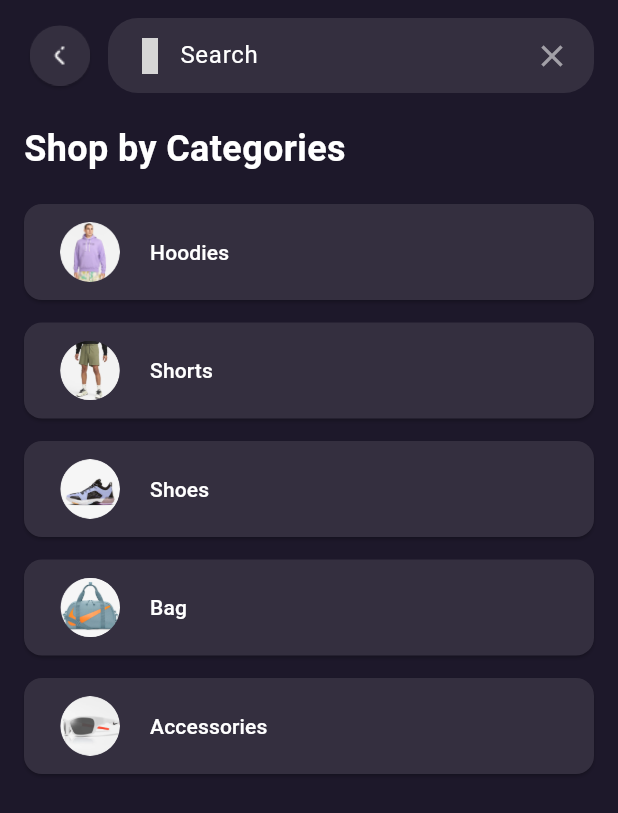
After one commit to bahodirbuxorov/e-commerce, a Flutter app: the HomePage screen opened directly, after a tap on "Search", on a phone screen of 412 x 824 dp. The commit adds this screen. Shown: the top 813 px of the screen. Run offline on Flutter 3.47's test engine with Material 3 defaults, Android fonts, the phone set to English and light mode, and no system bars; our stand-ins replace iconly, iconsax_plus; grey boxes are pictures that could not be loaded.

Commit message:
added SearchPage

```diff
--- a/lib/core/route/rout_names.dart
+++ b/lib/core/route/rout_names.dart
@@ -17,5 +17,7 @@ class RouteNames {
   static const String addCard = '/addCard';
   static const String wishlist = '/wishlist';
   static const String orders = '/orders';
+  static const String searchPage = '/searchPage';
+
   // static const String profilePage = '/profilePage';
 }
--- a/lib/core/route/route_generator.dart
+++ b/lib/core/route/route_generator.dart
@@ -1,6 +1,7 @@
 
 import 'package:flutter/material.dart';
 import 'package:untitled1/core/route/rout_names.dart';
+import 'package:untitled1/features/search/serach_page.dart';
 import '../../features/auth/sign_in/reset_page.dart';
 import '../../features/auth/sign_in/send_email.dart';
 import '../../features/auth/sign_in/sign_in_email.dart';
@@ -63,6 +64,8 @@ class AppRoute {
         return MaterialPageRoute(builder: (_) => const Wishlist());
       case RouteNames.orders:
         return MaterialPageRoute(builder: (_) => const Orders());
+      case RouteNames.searchPage:
+        return MaterialPageRoute(builder: (_) => const SearchPage());
       // case RouteNames.profilePage:
       //   return MaterialPageRoute(builder: (_) => const ProfilePage());
       default:
--- a/lib/features/home/home_page.dart
+++ b/lib/features/home/home_page.dart
@@ -1,9 +1,11 @@
 import 'package:flutter/material.dart';
-import 'package:untitled1/features/home/widgets/custom_clip_rect.dart';
+import 'package:iconly/iconly.dart';
 import 'package:untitled1/features/home/widgets/my_circle_avatar.dart';
-import 'package:untitled1/features/home/widgets/search_bar_widget.dart';
+
 import '../../core/constants/color.dart';
 import '../../core/route/rout_names.dart';
+import '../search/serach_page.dart';
+import 'widgets/custom_clip_rect.dart';
 
 class HomePage extends StatefulWidget {
   const HomePage({super.key});
@@ -14,59 +16,9 @@ class HomePage extends StatefulWidget {
 
 class _HomePageState extends State<HomePage> {
   String selectedGender = "Men";
-  String searchText = "";
-
-  final List<Map<String, dynamic>> products = [
-    {
-      "imgURL": "assets/images/boy.png",
-      "text": "Men's Harrington Jacket",
-      "price": 1755.0
-    },
-    {
-      "imgURL": "assets/images/boy.png",
-      "text": "Women's Harrington Jacket",
-      "price": 1755.0
-    },
-    {
-      "imgURL": "assets/images/boy.png",
-      "text": "Men's Harrington Jacket",
-      "price": 1755.0
-    },
-    {
-      "imgURL": "assets/images/boy.png",
-      "text": "Hoodie Zip-up",
-      "price": 1850.0
-    },
-    {
-      "imgURL": "assets/images/boy.png",
-      "text": "Casual Shorts",
-      "price": 950.0
-    },
-    {
-      "imgURL": "assets/images/boy.png",
-      "text": "Classic Shoes",
-      "price": 1200.0
-    },
-  ];
-
-  List<Map<String, dynamic>> filteredProducts = [];
-
-  @override
-  void initState() {
-    super.initState();
-    filteredProducts = products; // dastlab hamma mahsulot chiqadi
-  }
-
-  void _updateResults(List<Map<String, dynamic>> results) {
-    setState(() {
-      filteredProducts = results;
-    });
-  }
 
   @override
   Widget build(BuildContext context) {
-    bool isSearching = filteredProducts.length != products.length;
-
     return SafeArea(
       child: Scaffold(
         backgroundColor: CustomColor.mainColor,
@@ -117,7 +69,9 @@ class _HomePageState extends State<HomePage> {
                     ),
                   ),
                 ],
-                icon: Image.asset("assets/icons/down_arrow.png"),
+                icon: Image.asset(
+                  "assets/icons/down_arrow.png",
+                ),
               ),
             ),
           ),
@@ -137,17 +91,43 @@ class _HomePageState extends State<HomePage> {
             ),
           ],
         ),
+        //! Body
         body: SingleChildScrollView(
           child: Column(
             children: [
-              const SizedBox(height: 20),
-              CustomSearchBar(
-                products: products,
-                onResultsUpdated: _updateResults,
+              const SizedBox(
+                height: 20,
               ),
-              const SizedBox(height: 20),
-              if (!isSearching) ...[
-
+              GestureDetector(
+                onTap: () {
+                  Navigator.push(
+                    context,
+                    MaterialPageRoute(builder: (context) => const SearchPage()),
+                  );
+                },
+                child: Container(
+                  padding: const EdgeInsets.symmetric(horizontal: 16),
+                  margin: const EdgeInsets.symmetric(horizontal: 16),
+                  height: 50,
+                  decoration: BoxDecoration(
+                    color: CustomColor.greyColor,
+                    borderRadius: BorderRadius.circular(20),
+                  ),
+                  child: const Row(
+                    children: [
+                      Icon(IconlyBroken.search, color: Colors.white),
+                      SizedBox(width: 8),
+                      Text(
+                        "Search",
+                        style: TextStyle(color: Colors.white, fontSize: 16),
+                      ),
+                    ],
+                  ),
+                ),
+              ),
+              const SizedBox(
+                height: 20,
+              ),
               Row(
                 mainAxisAlignment: MainAxisAlignment.spaceBetween,
                 children: [
@@ -172,20 +152,21 @@ class _HomePageState extends State<HomePage> {
                   ),
                 ],
               ),
-                const SizedBox(height: 15),
+              const SizedBox(
+                height: 15,
+              ),
               SingleChildScrollView(
                 scrollDirection: Axis.horizontal,
                 child: Row(
+                  mainAxisAlignment: MainAxisAlignment.spaceBetween,
                   children: [
                     circleAvatar(
                       "assets/category_images/hoodie.png",
                       "Hoodies",
                       () {
                         Navigator.pushNamed(
-                            context,
-                            RouteNames.productsCategories,
-                            arguments: "Hoodies",
-                          );
+                            context, RouteNames.productsCategories,
+                            arguments: "Hoodies");
                       },
                     ),
                     circleAvatar(
@@ -193,10 +174,8 @@ class _HomePageState extends State<HomePage> {
                       "Shorts",
                       () {
                         Navigator.pushNamed(
-                            context,
-                            RouteNames.productsCategories,
-                            arguments: "Shorts",
-                          );
+                            context, RouteNames.productsCategories,
+                            arguments: "Shorts");
                       },
                     ),
                     circleAvatar(
@@ -204,10 +183,8 @@ class _HomePageState extends State<HomePage> {
                       "Shoes",
                       () {
                         Navigator.pushNamed(
-                            context,
-                            RouteNames.productsCategories,
-                            arguments: "Shoes",
-                          );
+                            context, RouteNames.productsCategories,
+                            arguments: "Shoes");
                       },
                     ),
                     circleAvatar(
@@ -215,10 +192,8 @@ class _HomePageState extends State<HomePage> {
                       "Bag",
                       () {
                         Navigator.pushNamed(
-                            context,
-                            RouteNames.productsCategories,
-                            arguments: "Bag",
-                          );
+                            context, RouteNames.productsCategories,
+                            arguments: "Bag");
                       },
                     ),
                     circleAvatar(
@@ -226,16 +201,16 @@ class _HomePageState extends State<HomePage> {
                       "Accessories",
                       () {
                         Navigator.pushNamed(
-                            context,
-                            RouteNames.productsCategories,
-                            arguments: "Accessories",
-                          );
+                            context, RouteNames.productsCategories,
+                            arguments: "Accessories");
                       },
                     ),
                   ],
                 ),
               ),
-                const SizedBox(height: 20),
+              const SizedBox(
+                height: 20,
+              ),
               Row(
                 mainAxisAlignment: MainAxisAlignment.spaceBetween,
                 children: [
@@ -246,10 +221,8 @@ class _HomePageState extends State<HomePage> {
                   TextButton(
                     onPressed: () {
                       Navigator.pushNamed(
-                          context,
-                          RouteNames.productsCategories,
-                          arguments: 'Top Selling',
-                        );
+                          context, RouteNames.productsCategories,
+                          arguments: 'Top Selling');
                     },
                     child: const Text(
                       "See All",
@@ -261,7 +234,9 @@ class _HomePageState extends State<HomePage> {
                   ),
                 ],
               ),
-                const SizedBox(height: 10),
+              const SizedBox(
+                height: 10,
+              ),
               SizedBox(
                 height: 350,
                 child: ListView(
@@ -269,7 +244,7 @@ class _HomePageState extends State<HomePage> {
                   children: const [
                     CustomClipRRect(
                       imgURL: "assets/images/boy.png",
-                        text: "Women's Harrington Jacket",
+                      text: "Men's Harrington Jacket",
                       price: 1755,
                     ),
                     CustomClipRRect(
@@ -285,7 +260,9 @@ class _HomePageState extends State<HomePage> {
                   ],
                 ),
               ),
-                const SizedBox(height: 10),
+              const SizedBox(
+                height: 10,
+              ),
               Row(
                 mainAxisAlignment: MainAxisAlignment.spaceBetween,
                 children: [
@@ -294,8 +271,7 @@ class _HomePageState extends State<HomePage> {
                     style: TextStyle(
                         color: CustomColor.buttonColor,
                         fontSize: 20,
-                        fontWeight: FontWeight.bold,
-                      ),
+                        fontWeight: FontWeight.bold),
                   ),
                   TextButton(
                     onPressed: () {
@@ -337,26 +313,6 @@ class _HomePageState extends State<HomePage> {
                   ],
                 ),
               ),
-              ] else ...[
-                GridView.builder(
-                  shrinkWrap: true,
-                  physics: const NeverScrollableScrollPhysics(),
-                  gridDelegate: const SliverGridDelegateWithFixedCrossAxisCount(
-                    crossAxisCount: 2,
-                    crossAxisSpacing: 10,
-                    mainAxisSpacing: 10,
-                    childAspectRatio: 0.6,
-                  ),
-                  itemCount: filteredProducts.length,
-                  itemBuilder: (context, index) {
-                    return CustomClipRRect(
-                      imgURL: filteredProducts[index]["imgURL"],
-                      text: filteredProducts[index]["text"],
-                      price: filteredProducts[index]["price"],
-                    );
-                  },
-                ),
-              ],
             ],
           ),
         ),
--- a/lib/features/home/shop_categories_page.dart
+++ b/lib/features/home/shop_categories_page.dart
@@ -63,7 +63,7 @@ class ShopCategories extends StatelessWidget {
                         arguments: "Bag");
                   }),
               CategoryButtonWidget(
-                  imgURL: "assets/category_images/glasses.png",
+                  imgURL: "assets/category_images/bag.png",
                   text: "Accessories",
                   onPressed: () {
                     Navigator.pushNamed(context, RouteNames.productsCategories,
--- /dev/null
+++ b/lib/features/search/serach_page.dart
@@ -0,0 +1,121 @@
+
+import 'package:flutter/material.dart';
+import 'package:iconly/iconly.dart';
+import 'package:untitled1/core/constants/color.dart';
+import 'package:untitled1/core/route/rout_names.dart';
+import 'package:untitled1/features/home/widgets/category_button_widget.dart';
+import '../auth/widgets/arrow.dart';
+
+class SearchPage extends StatelessWidget {
+  const SearchPage({super.key});
+
+  @override
+  Widget build(BuildContext context) {
+    return Scaffold(
+      backgroundColor: CustomColor.mainColor,
+      body: SafeArea(
+        child: Padding(
+          padding: const EdgeInsets.symmetric(horizontal: 16, vertical: 12),
+          child: Column(
+            crossAxisAlignment: CrossAxisAlignment.start,
+            children: [
+              Row(
+                children: [
+                  Arrow(
+                    onPressed: () {
+                      Navigator.pop(context);
+                    },
+                    imgURL: "assets/icons/back_arrow.png",
+                  ),
+                  const SizedBox(width: 8),
+                  Expanded(
+                    child: Container(
+                      padding: const EdgeInsets.symmetric(horizontal: 16),
+                      height: 50,
+                      decoration: BoxDecoration(
+                        color: CustomColor.greyColor,
+                        borderRadius: BorderRadius.circular(20),
+                      ),
+                      child: Row(
+                        children: [
+                          const Icon(IconlyBroken.search, color: Colors.white),
+                          const SizedBox(width: 8),
+                          const Expanded(
+                            child: TextField(
+                              style: TextStyle(color: Colors.white),
+                              decoration: InputDecoration(
+                                hintText: "Search",
+                                hintStyle: TextStyle(color: Colors.white),
+                                border: InputBorder.none,
+                              ),
+                            ),
+                          ),
+                          GestureDetector(
+                            onTap: () {
+                              Navigator.pop(context);
+                            },
+                            child: const Icon(Icons.close, color: Colors.white54),
+                          ),
+                        ],
+                      ),
+                    ),
+                  ),
+                ],
+              ),
+              const SizedBox(height: 20),
+              const Text(
+                "Shop by Categories",
+                style: TextStyle(
+                  color: Colors.white,
+                  fontWeight: FontWeight.bold,
+                  fontSize: 24,
+                ),
+              ),
+              const SizedBox(height: 20),
+              CategoryButtonWidget(
+                imgURL: "assets/category_images/hoodie.png",
+                text: "Hoodies",
+                onPressed: () {
+                  Navigator.pushNamed(context, RouteNames.productsCategories,
+                      arguments: "Hoodies");
+                },
+              ),
+              CategoryButtonWidget(
+                imgURL: "assets/category_images/shorts.png",
+                text: "Shorts",
+                onPressed: () {
+                  Navigator.pushNamed(context, RouteNames.productsCategories,
+                      arguments: "Shorts");
+                },
+              ),
+              CategoryButtonWidget(
+                imgURL: "assets/category_images/boots.png",
+                text: "Shoes",
+                onPressed: () {
+                  Navigator.pushNamed(context, RouteNames.productsCategories,
+                      arguments: "Shoes");
+                },
+              ),
+              CategoryButtonWidget(
+                imgURL: "assets/category_images/bag.png",
+                text: "Bag",
+                onPressed: () {
+                  Navigator.pushNamed(context, RouteNames.productsCategories,
+                      arguments: "Bag");
+                },
+              ),
+              CategoryButtonWidget(
+                imgURL: "assets/category_images/glasses.png",
+                text: "Accessories",
+                onPressed: () {
+                  Navigator.pushNamed(context, RouteNames.productsCategories,
+                      arguments: "Accessories");
+                },
+              ),
+            ],
+          ),
+        ),
+      ),
+    );
+  }
+}
```
Also changed, not shown: lib/features/home/widgets/search_bar_widget.dart (deleted, +0 -67 lines). Lines whose indentation alone changed are shown as unchanged.
